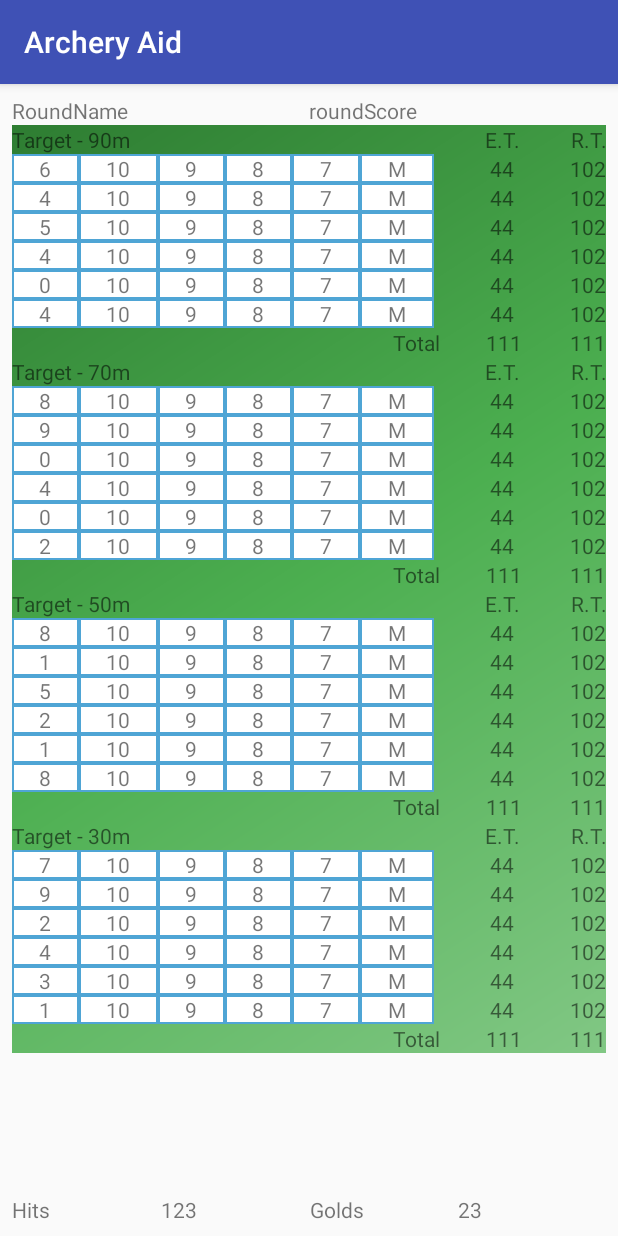
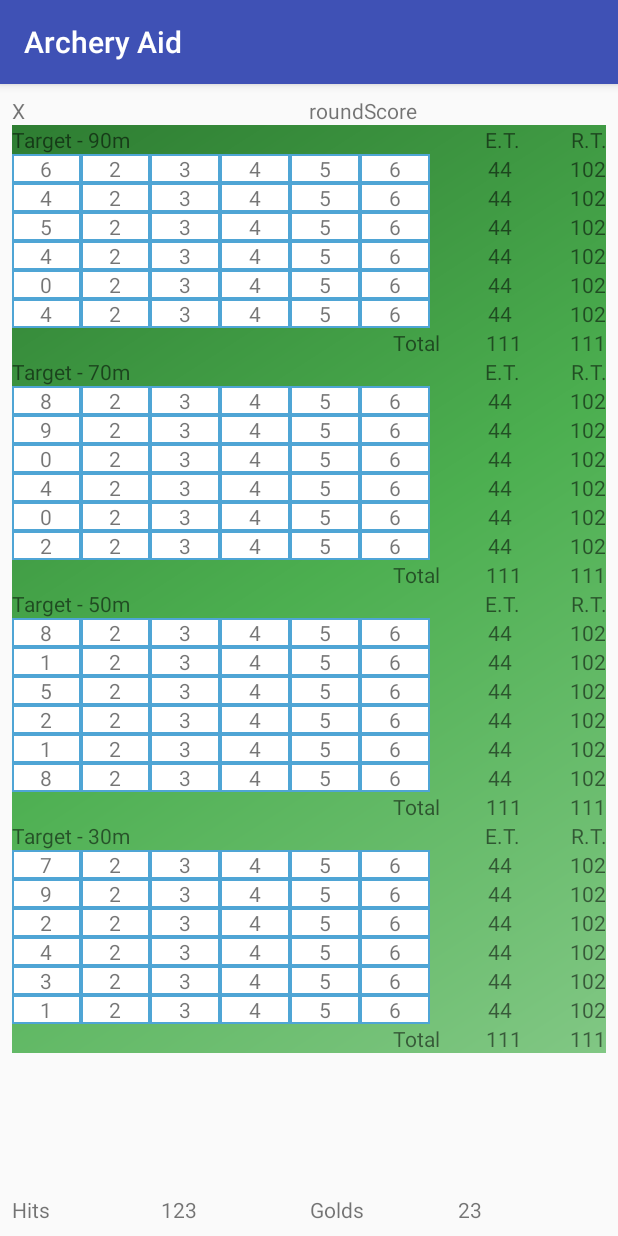
Before and after one commit to vagnerr/ArcheryAid, an Android app: the screen it shows after launch (RoundActivity), on a phone screen of 412 x 824 dp. Run offline under Robolectric (Android 15) with nearby library versions, the phone set to English and light mode, and no system bars; our stand-ins replace AdMob, data binding; libraries missing offline, so code that uses them is left out: com.facebook.stetho; 1 statement that could not run was skipped.

Commit message:
Experiments with data binding
Only works databinding to the route layout file. need to research binding to my included elements. May need to look at using databind to include the elements themselves

```diff
--- a/gradle.properties
+++ b/gradle.properties
@@ -15,3 +15,6 @@ org.gradle.jvmargs=-Xmx1536m
 # This option should only be used with decoupled projects. More details, visit
 # http://www.gradle.org/docs/current/userguide/multi_project_builds.html#sec:decoupled_projects
 # org.gradle.parallel=true
+
+# V2 databinding
+android.databinding.enableV2=true
--- a/mobile/build.gradle
+++ b/mobile/build.gradle
@@ -17,6 +17,9 @@ android {
             minifyEnabled false
             proguardFiles getDefaultProguardFile('proguard-android.txt'), 'proguard-rules.pro'
         }
+    }
+    dataBinding {
+        enabled = true
     }
 }
 
--- a/mobile/src/main/java/com/vagnerr/android/archeryaid/RoundActivity.java
+++ b/mobile/src/main/java/com/vagnerr/android/archeryaid/RoundActivity.java
@@ -1,16 +1,20 @@
 package com.vagnerr.android.archeryaid;
 
+import android.app.Activity;
+import android.databinding.DataBindingUtil;
 import android.support.v7.app.AppCompatActivity;
 import android.os.Bundle;
 import android.util.Log;
 import android.view.LayoutInflater;
 import android.view.View;
-import android.widget.Button;
 import android.widget.LinearLayout;
 import android.widget.TextView;
 
 import com.google.android.gms.ads.AdRequest;
 import com.google.android.gms.ads.AdView;
+import com.vagnerr.android.archeryaid.data.EndData;
+import com.vagnerr.android.archeryaid.databinding.ActivityRoundBinding;
+
 
 import java.util.Random;
 
@@ -38,6 +42,14 @@ public class RoundActivity extends AppCompatActivity {
         //TODO: if rule or round are -1 we need to abort. *should* never happen but you never know
 
         setContentView(R.layout.activity_round);
+
+        // Databind data.End object to the view.
+        //ContentRoundEndBinding =
+        ActivityRoundBinding bind = DataBindingUtil.setContentView(this, R.layout.activity_round);
+        //ContentRoundEndBinding bind = DataBindingUtil.setContentView(this, R.layout.content_round_end);
+        EndData enddata = new EndData(1, "X", "10", "", "", "", "");
+        bind.setDataend(enddata);
+
 
         mAdView = (AdView) findViewById(R.id.adViewRound);  // must come after setContentView or you get null
         AdRequest adRequest = new AdRequest.Builder().build();
@@ -95,6 +107,7 @@ public class RoundActivity extends AppCompatActivity {
                 View endview = inflater.inflate(R.layout.content_round_end, distances, false);
                 endview.setId(my_ids++);
 
+
                 // Set some random scores
                 TextView arrow = endview.findViewById(R.id.endArrow1);
                 arrow.setText(String.valueOf(rand.nextInt(10)));
--- /dev/null
+++ b/mobile/src/main/java/com/vagnerr/android/archeryaid/data/EndData.java
@@ -0,0 +1,34 @@
+package com.vagnerr.android.archeryaid.data;
+
+/**
+ * Created by Peter on 21/01/2018.
+ */
+
+public class EndData {
+    public int end;
+    public String arrow1;
+    public String arrow2;
+    public String arrow3;
+    public String arrow4;
+    public String arrow5;
+    public String arrow6;
+
+    public EndData(int end,
+                   String arrow1,
+                   String arrow2,
+                   String arrow3,
+                   String arrow4,
+                   String arrow5,
+                   String arrow6
+                   ){
+        this.end = end;
+        this.arrow1 = arrow1;
+        this.arrow2 = arrow2;
+        this.arrow3 = arrow3;
+        this.arrow4 = arrow4;
+        this.arrow5 = arrow5;
+        this.arrow6 = arrow6;
+    }
+
+
+}
--- a/mobile/src/main/res/layout/activity_round.xml
+++ b/mobile/src/main/res/layout/activity_round.xml
@@ -1,10 +1,21 @@
 <?xml version="1.0" encoding="utf-8"?>
-<android.support.constraint.ConstraintLayout xmlns:android="http://schemas.android.com/apk/res/android"
+
+<layout xmlns:android="http://schemas.android.com/apk/res/android"
     xmlns:app="http://schemas.android.com/apk/res-auto"
-    xmlns:tools="http://schemas.android.com/tools"
+    xmlns:tools="http://schemas.android.com/tools" >
+
+
+
+    <data>
+        <variable name="dataend" type="com.vagnerr.android.archeryaid.data.EndData" />
+    </data>
+
+
+<android.support.constraint.ConstraintLayout
     android:layout_width="match_parent"
     android:layout_height="match_parent"
     tools:context="com.vagnerr.android.archeryaid.RoundActivity">
+
 
     <LinearLayout
         android:layout_width="0dp"
@@ -38,7 +49,7 @@
                 android:layout_weight="1"
                 android:ems="10"
                 android:inputType="textPersonName"
-                android:text="RoundName"
+                android:text="@{dataend.arrow1}"
                 tools:text="F.I.T.A" />
 
             <TextView
@@ -140,3 +151,4 @@
     </LinearLayout>
 
 </android.support.constraint.ConstraintLayout>
+</layout>
--- a/mobile/src/main/res/layout/content_round_end.xml
+++ b/mobile/src/main/res/layout/content_round_end.xml
@@ -1,9 +1,13 @@
 <?xml version="1.0" encoding="utf-8"?>
-<LinearLayout xmlns:android="http://schemas.android.com/apk/res/android"
-    xmlns:tools="http://schemas.android.com/tools"
+
+
+
+    <LinearLayout xmlns:android="http://schemas.android.com/apk/res/android"
+        xmlns:tools="http://schemas.android.com/tools"
     android:layout_width="match_parent"
     android:layout_height="match_parent"
     android:orientation="horizontal">
+
 
 
     <TextView
@@ -11,7 +15,7 @@
         android:layout_width="wrap_content"
         android:layout_height="wrap_content"
         android:layout_weight="1"
-        android:text="X"
+        android:text="1"
         android:background="@drawable/end_arrow_back"
         android:textAlignment="center" />
 
@@ -20,7 +24,7 @@
         android:layout_width="wrap_content"
         android:layout_height="wrap_content"
         android:layout_weight="1"
-        android:text="10"
+        android:text="2"
         android:background="@drawable/end_arrow_back"
         android:textAlignment="center" />
 
@@ -29,7 +33,7 @@
         android:layout_width="wrap_content"
         android:layout_height="wrap_content"
         android:layout_weight="1"
-        android:text="9"
+        android:text="3"
         android:background="@drawable/end_arrow_back"
         android:textAlignment="center" />
 
@@ -38,7 +42,7 @@
         android:layout_width="wrap_content"
         android:layout_height="wrap_content"
         android:layout_weight="1"
-        android:text="8"
+        android:text="4"
         android:background="@drawable/end_arrow_back"
         android:textAlignment="center" />
 
@@ -47,7 +51,7 @@
         android:layout_width="wrap_content"
         android:layout_height="wrap_content"
         android:layout_weight="1"
-        android:text="7"
+        android:text="5"
         android:background="@drawable/end_arrow_back"
         android:textAlignment="center" />
 
@@ -56,7 +60,7 @@
         android:layout_width="wrap_content"
         android:layout_height="wrap_content"
         android:layout_weight="1"
-        android:text="M"
+        android:text="6"
         android:background="@drawable/end_arrow_back"
         android:textAlignment="center" />
 
```
